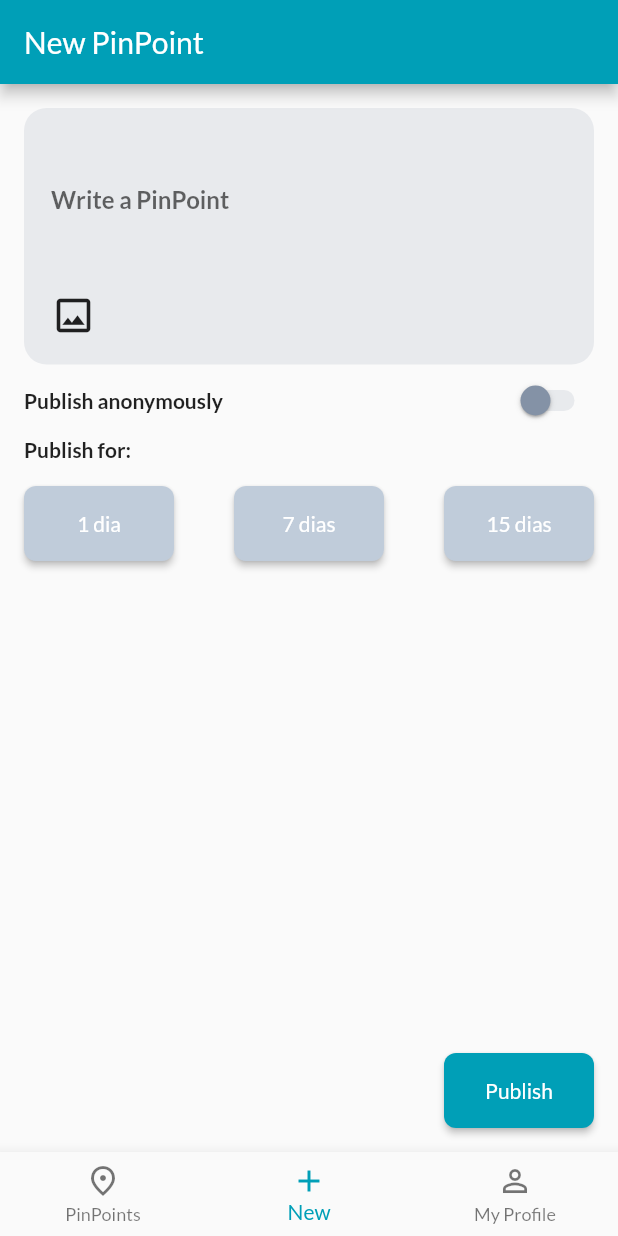
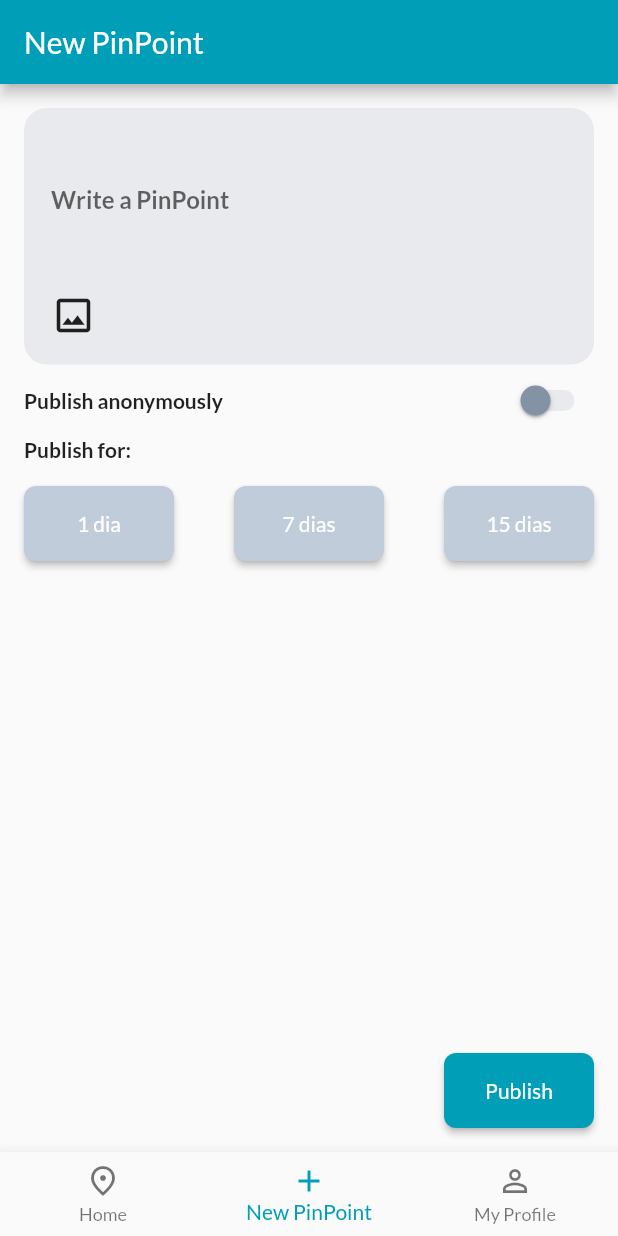
Before and after one commit to MikeGonzaBar/Aplicaciones-Moviles-Proyecto-PinPoint, a Flutter app: the MainPage screen opened directly, item 2 of the bottom bar chosen, on a phone screen of 412 x 824 dp. Run offline on Flutter 3.47's test engine with Material 2 defaults, Android fonts, the phone set to English and light mode, and no system bars; our stand-ins replace cloud_firestore, firebase_auth, firebase_core, geolocator, google_fonts, timeago; missing offline and left inert: flutter_share, flutterfire_ui; accounts and stored records are empty.

Commit message:
String edits

```diff
--- a/lib/pages/main_page.dart
+++ b/lib/pages/main_page.dart
@@ -63,11 +63,11 @@ class _MainPageState extends State<MainPage> {
         items: const [
           BottomNavigationBarItem(
             icon: Icon(Icons.place_outlined),
-            label: "PinPoints",
+            label: "Home",
           ),
           BottomNavigationBarItem(
             icon: Icon(Icons.add),
-            label: "New",
+            label: "New PinPoint",
           ),
           BottomNavigationBarItem(
             icon: Icon(Icons.person_outline),
--- a/lib/pages/my_posts.dart
+++ b/lib/pages/my_posts.dart
@@ -28,7 +28,7 @@ class MyPosts extends StatelessWidget {
                 Padding(
                   padding: const EdgeInsets.only(top: 16.0),
                   child: Text(
-                    "User since ${timeago.format(FirebaseAuth.instance.currentUser!.metadata.creationTime ?? DateTime.now())}",
+                    "User since ${timeago.format(FirebaseAuth.instance.currentUser!.metadata.creationTime ?? DateTime.now())}.",
                     style: const TextStyle(fontSize: 16),
                     textAlign: TextAlign.center,
                   ),
@@ -54,7 +54,7 @@ class MyPosts extends StatelessWidget {
                             totalLikes -= element["down_votes"].length;
                           }
                           return Text(
-                            "You have collected $totalLikes votes on your posts.",
+                            "You have collected $totalLikes votes on your posts!",
                             style: const TextStyle(fontSize: 16),
                             textAlign: TextAlign.center,
                           );
```
